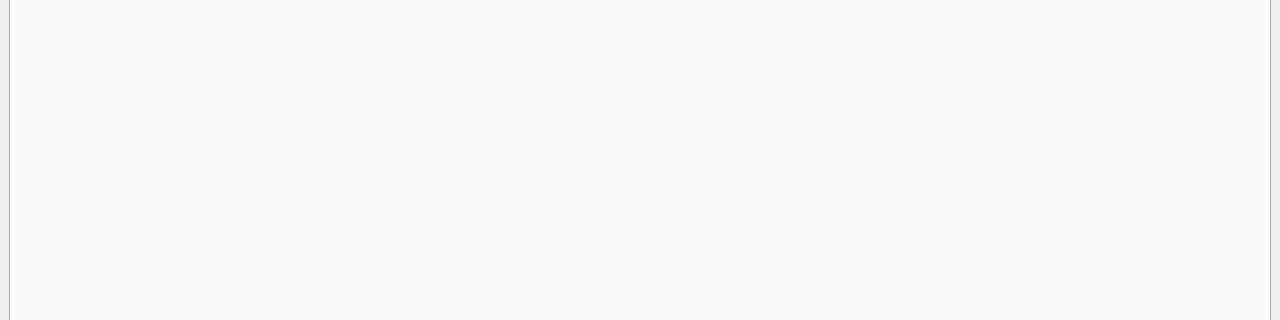
The window that UI/Main.ui (GullinoAgus/reWave) describes before a commit, drawn with Qt 5; both pictures show x 0 to 1280 and y 211 to 531 of the 1280 by 720 pixel window.
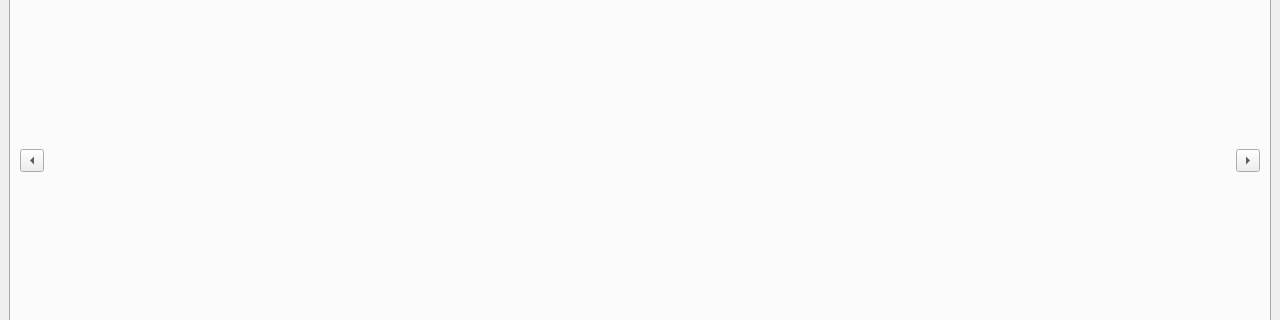
The same window after the commit. The open tabs and pages were chosen to show the change.

Patch:
```diff
--- a/UI/Main.ui
+++ b/UI/Main.ui
@@ -14,8 +14,8 @@
    <string>MainWindow</string>
   </property>
   <widget class="QWidget" name="centralwidget">
-   <layout class="QGridLayout" name="gridLayout_2">
-    <item row="0" column="0">
+   <layout class="QVBoxLayout" name="verticalLayout">
+    <item>
      <widget class="QTabWidget" name="tabWidget">
       <property name="currentIndex">
        <number>0</number>
@@ -364,7 +364,44 @@
        <attribute name="title">
         <string>Resultados</string>
        </attribute>
-       <layout class="QHBoxLayout" name="results_layout"/>
+       <layout class="QHBoxLayout" name="results_layout">
+        <item>
+         <widget class="QToolButton" name="prev_buttom">
+          <property name="text">
+           <string>...</string>
+          </property>
+          <property name="arrowType">
+           <enum>Qt::ArrowType::LeftArrow</enum>
+          </property>
+         </widget>
+        </item>
+        <item>
+         <widget class="QStackedWidget" name="plots">
+          <property name="currentIndex">
+           <number>0</number>
+          </property>
+          <widget class="QWidget" name="gammas_1">
+           <layout class="QHBoxLayout" name="horizontalLayout_3"/>
+          </widget>
+          <widget class="QWidget" name="gammas_2">
+           <layout class="QHBoxLayout" name="horizontalLayout_4"/>
+          </widget>
+          <widget class="QWidget" name="se">
+           <layout class="QHBoxLayout" name="horizontalLayout_5"/>
+          </widget>
+         </widget>
+        </item>
+        <item>
+         <widget class="QToolButton" name="next_buttom">
+          <property name="text">
+           <string>...</string>
+          </property>
+          <property name="arrowType">
+           <enum>Qt::ArrowType::RightArrow</enum>
+          </property>
+         </widget>
+        </item>
+       </layout>
       </widget>
      </widget>
     </item>
```
Left out of the diff: 60 changed lines with no effect on the pictures.
